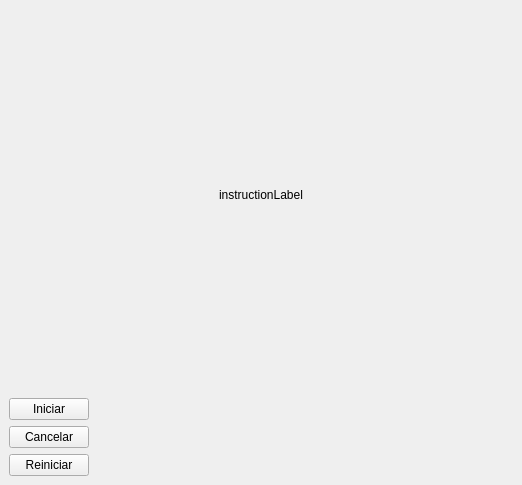
Before: the Qt Designer form ui/ui_files/calibration_widget.ui in JPCassimiro/JRE, drawn with Qt 5.
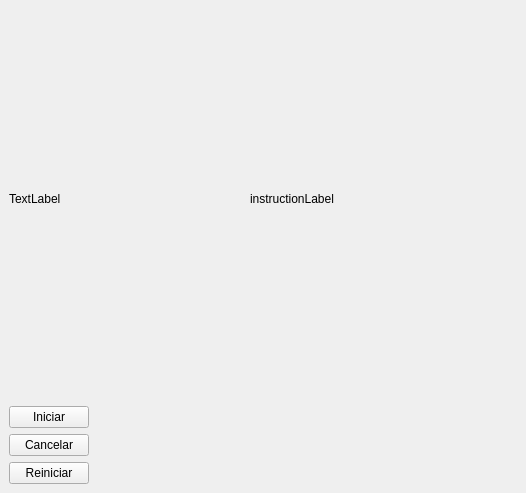
After: the same form once the commit is applied.

Patch:
```diff
--- a/ui/ui_files/calibration_widget.ui
+++ b/ui/ui_files/calibration_widget.ui
@@ -6,8 +6,8 @@
    <rect>
     <x>0</x>
     <y>0</y>
-    <width>522</width>
-    <height>485</height>
+    <width>526</width>
+    <height>493</height>
    </rect>
   </property>
   <property name="windowTitle">
@@ -90,8 +90,8 @@
       <item row="0" column="0">
        <widget class="QWidget" name="visualsContainer" native="true">
         <layout class="QGridLayout" name="gridLayout_4">
-         <item row="0" column="0">
-          <spacer name="horizontalSpacer_2">
+         <item row="0" column="3">
+          <spacer name="horizontalSpacer_3">
            <property name="orientation">
             <enum>Qt::Orientation::Horizontal</enum>
            </property>
@@ -103,7 +103,7 @@
            </property>
           </spacer>
          </item>
-         <item row="0" column="1">
+         <item row="0" column="2">
           <widget class="QLabel" name="instructionLabel">
            <property name="text">
             <string>instructionLabel</string>
@@ -119,8 +119,8 @@
            </property>
           </widget>
          </item>
-         <item row="0" column="2">
-          <spacer name="horizontalSpacer_3">
+         <item row="0" column="1">
+          <spacer name="horizontalSpacer_2">
            <property name="orientation">
             <enum>Qt::Orientation::Horizontal</enum>
            </property>
@@ -132,6 +132,16 @@
            </property>
           </spacer>
          </item>
+         <item row="0" column="0">
+          <widget class="QLabel" name="imgLabel">
+           <property name="text">
+            <string notr="true">TextLabel</string>
+           </property>
+           <property name="scaledContents">
+            <bool>true</bool>
+           </property>
+          </widget>
+         </item>
         </layout>
        </widget>
       </item>
```
